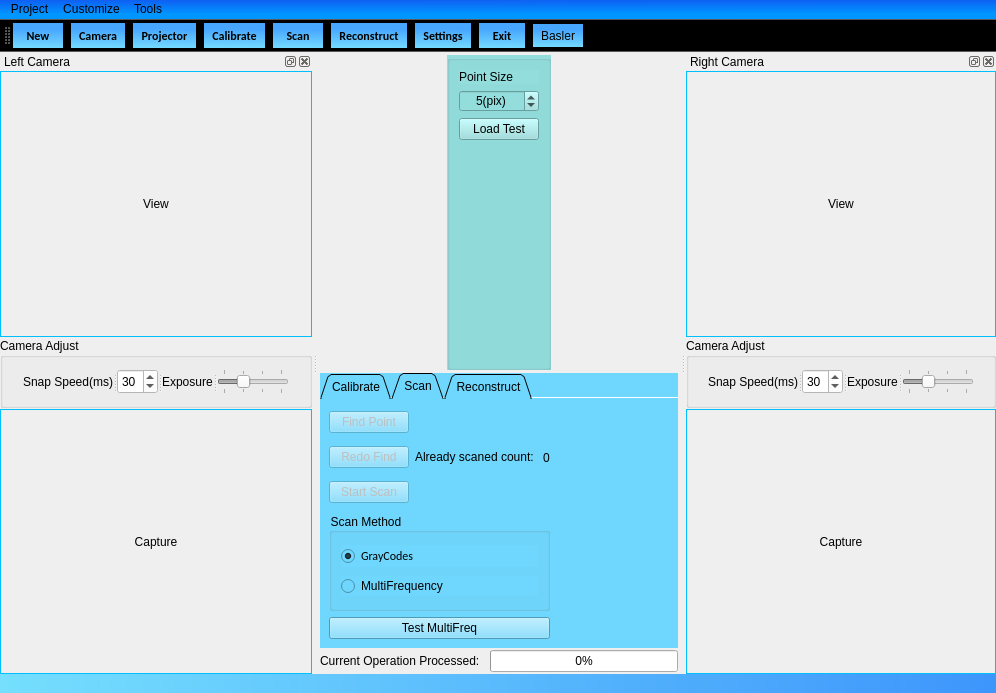
Old version of the form Duke/mainwindow.ui in the repository DrawZeroPoint/Structure-Light-Reconstructor.
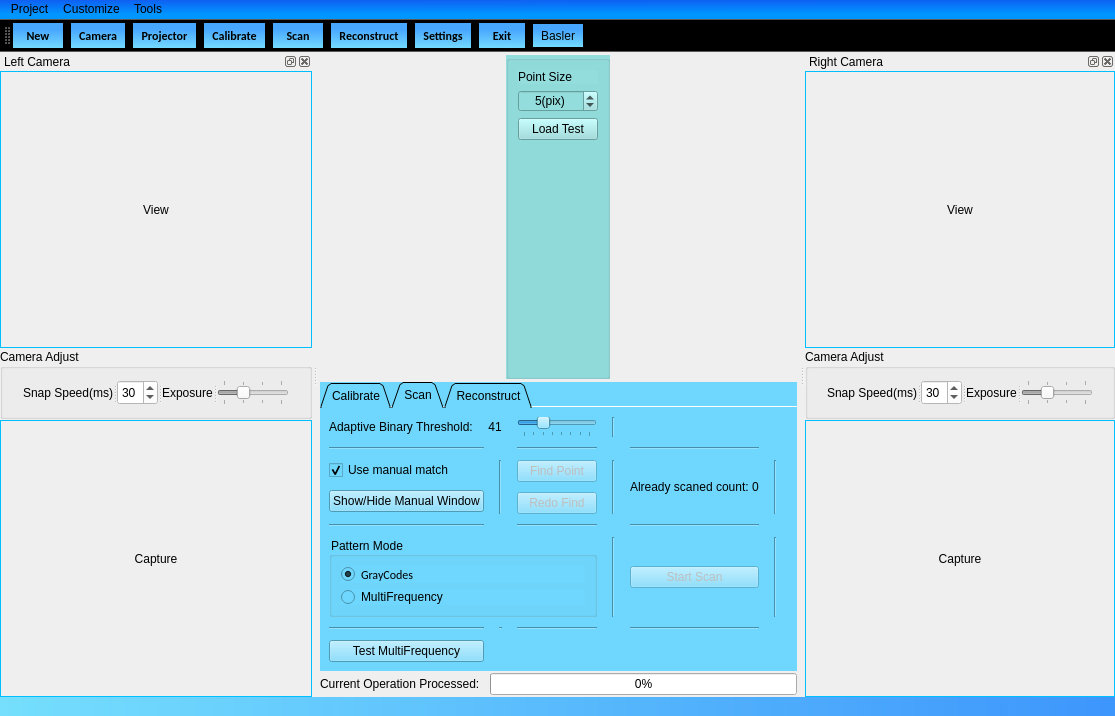
New version of the form. Icons and pictures are not drawn.

Commit message: Added Manual Match assistant

The edit to the form file:
```diff
--- a/Duke/mainwindow.ui
+++ b/Duke/mainwindow.ui
@@ -6,8 +6,8 @@
    <rect>
     <x>0</x>
     <y>0</y>
-    <width>996</width>
-    <height>693</height>
+    <width>1115</width>
+    <height>716</height>
    </rect>
   </property>
   <property name="windowTitle">
@@ -569,118 +569,34 @@
            <string>Scan</string>
           </attribute>
           <layout class="QGridLayout" name="gridLayout_15">
-           <item row="0" column="0">
-            <layout class="QVBoxLayout" name="verticalLayout_5">
-             <item>
-              <layout class="QHBoxLayout" name="horizontalLayout_3">
-               <item>
-                <layout class="QVBoxLayout" name="verticalLayout">
-                 <property name="spacing">
-                  <number>10</number>
-                 </property>
-                 <item>
-                  <widget class="QPushButton" name="findPointButton">
-                   <property name="enabled">
-                    <bool>false</bool>
-                   </property>
-                   <property name="text">
-                    <string>Find Point</string>
-                   </property>
-                  </widget>
-                 </item>
-                 <item>
-                  <widget class="QPushButton" name="reFindButton">
-                   <property name="enabled">
-                    <bool>false</bool>
-                   </property>
-                   <property name="text">
-                    <string>Redo Find</string>
-                   </property>
-                  </widget>
-                 </item>
-                 <item>
-                  <widget class="QPushButton" name="startScanButton">
-                   <property name="enabled">
-                    <bool>false</bool>
-                   </property>
-                   <property name="text">
-                    <string>Start Scan</string>
-                   </property>
-                  </widget>
-                 </item>
-                </layout>
-               </item>
-               <item>
-                <layout class="QHBoxLayout" name="horizontalLayout">
-                 <item>
-                  <widget class="QLabel" name="label_3">
-                   <property name="text">
-                    <string>&lt;html&gt;&lt;head/&gt;&lt;body&gt;&lt;p&gt;Already scaned count: &lt;/p&gt;&lt;/body&gt;&lt;/html&gt;</string>
-                   </property>
-                  </widget>
-                 </item>
-                 <item>
-                  <widget class="QLabel" name="scanSNLabel">
-                   <property name="text">
-                    <string>0</string>
-                   </property>
-                  </widget>
-                 </item>
-                </layout>
-               </item>
-              </layout>
-             </item>
-             <item>
-              <widget class="QGroupBox" name="groupBox_4">
-               <property name="title">
-                <string>Scan Method</string>
-               </property>
-               <layout class="QGridLayout" name="gridLayout_14">
-                <item row="0" column="0">
-                 <widget class="QRadioButton" name="useGray">
-                  <property name="font">
-                   <font>
-                    <family>Calibri</family>
-                    <pointsize>9</pointsize>
-                    <weight>50</weight>
-                    <italic>false</italic>
-                    <bold>false</bold>
-                   </font>
-                  </property>
-                  <property name="text">
-                   <string>GrayCodes</string>
-                  </property>
-                  <property name="checked">
-                   <bool>true</bool>
-                  </property>
-                 </widget>
-                </item>
-                <item row="1" column="0">
-                 <widget class="QRadioButton" name="useMultiFreq">
-                  <property name="text">
-                   <string>MultiFrequency</string>
-                  </property>
-                 </widget>
-                </item>
-               </layout>
-              </widget>
-             </item>
-             <item>
-              <widget class="QPushButton" name="multiFreqTest">
-               <property name="sizePolicy">
-                <sizepolicy hsizetype="Preferred" vsizetype="Fixed">
-                 <horstretch>0</horstretch>
-                 <verstretch>0</verstretch>
-                </sizepolicy>
-               </property>
-               <property name="text">
-                <string>Test MultiFreq</string>
-               </property>
-              </widget>
-             </item>
-            </layout>
+           <property name="horizontalSpacing">
+            <number>15</number>
+           </property>
+           <property name="verticalSpacing">
+            <number>10</number>
+           </property>
+           <item row="2" column="1">
+            <widget class="Line" name="line_3">
+             <property name="orientation">
+              <enum>Qt::Vertical</enum>
+             </property>
+            </widget>
            </item>
-           <item row="0" column="1">
+           <item row="3" column="2">
+            <widget class="Line" name="line_2">
+             <property name="orientation">
+              <enum>Qt::Horizontal</enum>
+             </property>
+            </widget>
+           </item>
+           <item row="3" column="4">
+            <widget class="Line" name="line_4">
+             <property name="orientation">
+              <enum>Qt::Horizontal</enum>
+             </property>
+            </widget>
+           </item>
+           <item row="0" column="4">
             <spacer name="horizontalSpacer_13">
              <property name="orientation">
               <enum>Qt::Horizontal</enum>
@@ -693,6 +609,316 @@
              </property>
             </spacer>
            </item>
+           <item row="6" column="0">
+            <widget class="QPushButton" name="multiFreqTest">
+             <property name="sizePolicy">
+              <sizepolicy hsizetype="Preferred" vsizetype="Fixed">
+               <horstretch>0</horstretch>
+               <verstretch>0</verstretch>
+              </sizepolicy>
+             </property>
+             <property name="text">
+              <string>Test MultiFrequency</string>
+             </property>
+            </widget>
+           </item>
+           <item row="0" column="0" colspan="3">
+            <layout class="QHBoxLayout" name="horizontalLayout_4">
+             <property name="spacing">
+              <number>15</number>
+             </property>
+             <item>
+              <widget class="QLabel" name="label_15">
+               <property name="text">
+                <string>&lt;html&gt;&lt;head/&gt;&lt;body&gt;&lt;p&gt;Adaptive Binary Threshold:&lt;/p&gt;&lt;/body&gt;&lt;/html&gt;</string>
+               </property>
+              </widget>
+             </item>
+             <item>
+              <widget class="QLabel" name="btvalue">
+               <property name="sizePolicy">
+                <sizepolicy hsizetype="Fixed" vsizetype="Preferred">
+                 <horstretch>0</horstretch>
+                 <verstretch>0</verstretch>
+                </sizepolicy>
+               </property>
+               <property name="text">
+                <string>41</string>
+               </property>
+               <property name="alignment">
+                <set>Qt::AlignCenter</set>
+               </property>
+              </widget>
+             </item>
+             <item>
+              <widget class="QSlider" name="binarySlider">
+               <property name="sizePolicy">
+                <sizepolicy hsizetype="Preferred" vsizetype="Fixed">
+                 <horstretch>0</horstretch>
+                 <verstretch>0</verstretch>
+                </sizepolicy>
+               </property>
+               <property name="minimum">
+                <number>21</number>
+               </property>
+               <property name="maximum">
+                <number>91</number>
+               </property>
+               <property name="singleStep">
+                <number>10</number>
+               </property>
+               <property name="sliderPosition">
+                <number>41</number>
+               </property>
+               <property name="tracking">
+                <bool>false</bool>
+               </property>
+               <property name="orientation">
+                <enum>Qt::Horizontal</enum>
+               </property>
+               <property name="tickPosition">
+                <enum>QSlider::TicksBelow</enum>
+               </property>
+              </widget>
+             </item>
+            </layout>
+           </item>
+           <item row="4" column="0" colspan="3">
+            <widget class="QGroupBox" name="groupBox_4">
+             <property name="title">
+              <string>Pattern Mode</string>
+             </property>
+             <layout class="QGridLayout" name="gridLayout_14">
+              <item row="0" column="0">
+               <widget class="QRadioButton" name="useGray">
+                <property name="font">
+                 <font>
+                  <family>Calibri</family>
+                  <pointsize>9</pointsize>
+                  <weight>50</weight>
+                  <italic>false</italic>
+                  <bold>false</bold>
+                 </font>
+                </property>
+                <property name="text">
+                 <string>GrayCodes</string>
+                </property>
+                <property name="checked">
+                 <bool>true</bool>
+                </property>
+               </widget>
+              </item>
+              <item row="1" column="0">
+               <widget class="QRadioButton" name="useMultiFreq">
+                <property name="text">
+                 <string>MultiFrequency</string>
+                </property>
+               </widget>
+              </item>
+             </layout>
+            </widget>
+           </item>
+           <item row="2" column="0">
+            <layout class="QVBoxLayout" name="verticalLayout_5">
+             <property name="spacing">
+              <number>10</number>
+             </property>
+             <item>
+              <widget class="QCheckBox" name="matchAssistant">
+               <property name="text">
+                <string>Use manual match</string>
+               </property>
+               <property name="checked">
+                <bool>true</bool>
+               </property>
+              </widget>
+             </item>
+             <item>
+              <widget class="QPushButton" name="manualWindow">
+               <property name="text">
+                <string>Show/Hide Manual Window</string>
+               </property>
+              </widget>
+             </item>
+            </layout>
+           </item>
+           <item row="2" column="4">
+            <layout class="QHBoxLayout" name="horizontalLayout">
+             <item>
+              <widget class="QLabel" name="label_3">
+               <property name="text">
+                <string>&lt;html&gt;&lt;head/&gt;&lt;body&gt;&lt;p&gt;Already scaned count: &lt;/p&gt;&lt;/body&gt;&lt;/html&gt;</string>
+               </property>
+              </widget>
+             </item>
+             <item>
+              <widget class="QLabel" name="scanSNLabel">
+               <property name="text">
+                <string>0</string>
+               </property>
+              </widget>
+             </item>
+            </layout>
+           </item>
+           <item row="1" column="2">
+            <widget class="Line" name="line_5">
+             <property name="orientation">
+              <enum>Qt::Horizontal</enum>
+             </property>
+            </widget>
+           </item>
+           <item row="2" column="2">
+            <layout class="QVBoxLayout" name="verticalLayout">
+             <property name="spacing">
+              <number>10</number>
+             </property>
+             <item>
+              <widget class="QPushButton" name="findPointButton">
+               <property name="enabled">
+                <bool>false</bool>
+               </property>
+               <property name="sizePolicy">
+                <sizepolicy hsizetype="Preferred" vsizetype="Fixed">
+                 <horstretch>0</horstretch>
+                 <verstretch>0</verstretch>
+                </sizepolicy>
+               </property>
+               <property name="text">
+                <string>Find Point</string>
+               </property>
+              </widget>
+             </item>
+             <item>
+              <widget class="QPushButton" name="reFindButton">
+               <property name="enabled">
+                <bool>false</bool>
+               </property>
+               <property name="sizePolicy">
+                <sizepolicy hsizetype="Preferred" vsizetype="Fixed">
+                 <horstretch>0</horstretch>
+                 <verstretch>0</verstretch>
+                </sizepolicy>
+               </property>
+               <property name="text">
+                <string>Redo Find</string>
+               </property>
+              </widget>
+             </item>
+            </layout>
+           </item>
+           <item row="1" column="0">
+            <widget class="Line" name="line_6">
+             <property name="orientation">
+              <enum>Qt::Horizontal</enum>
+             </property>
+            </widget>
+           </item>
+           <item row="3" column="0">
+            <widget class="Line" name="line">
+             <property name="orientation">
+              <enum>Qt::Horizontal</enum>
+             </property>
+            </widget>
+           </item>
+           <item row="1" column="4">
+            <widget class="Line" name="line_7">
+             <property name="orientation">
+              <enum>Qt::Horizontal</enum>
+             </property>
+            </widget>
+           </item>
+           <item row="4" column="4">
+            <widget class="QPushButton" name="startScanButton">
+             <property name="enabled">
+              <bool>false</bool>
+             </property>
+             <property name="sizePolicy">
+              <sizepolicy hsizetype="Preferred" vsizetype="Fixed">
+               <horstretch>0</horstretch>
+               <verstretch>0</verstretch>
+              </sizepolicy>
+             </property>
+             <property name="text">
+              <string>Start Scan</string>
+             </property>
+            </widget>
+           </item>
+           <item row="2" column="6">
+            <spacer name="horizontalSpacer_14">
+             <property name="orientation">
+              <enum>Qt::Horizontal</enum>
+             </property>
+             <property name="sizeHint" stdset="0">
+              <size>
+               <width>40</width>
+               <height>20</height>
+              </size>
+             </property>
+            </spacer>
+           </item>
+           <item row="4" column="3">
+            <widget class="Line" name="line_9">
+             <property name="orientation">
+              <enum>Qt::Vertical</enum>
+             </property>
+            </widget>
+           </item>
+           <item row="2" column="3">
+            <widget class="Line" name="line_8">
+             <property name="orientation">
+              <enum>Qt::Vertical</enum>
+             </property>
+            </widget>
+           </item>
+           <item row="5" column="4">
+            <widget class="Line" name="line_10">
+             <property name="orientation">
+              <enum>Qt::Horizontal</enum>
+             </property>
+            </widget>
+           </item>
+           <item row="5" column="2">
+            <widget class="Line" name="line_11">
+             <property name="orientation">
+              <enum>Qt::Horizontal</enum>
+             </property>
+            </widget>
+           </item>
+           <item row="5" column="0">
+            <widget class="Line" name="line_12">
+             <property name="orientation">
+              <enum>Qt::Horizontal</enum>
+             </property>
+            </widget>
+           </item>
+           <item row="5" column="1">
+            <widget class="Line" name="line_13">
+             <property name="orientation">
+              <enum>Qt::Horizontal</enum>
+             </property>
+            </widget>
+           </item>
+           <item row="2" column="5">
+            <widget class="Line" name="line_15">
+             <property name="orientation">
+              <enum>Qt::Vertical</enum>
+             </property>
+            </widget>
+           </item>
+           <item row="4" column="5">
+            <widget class="Line" name="line_14">
+             <property name="orientation">
+              <enum>Qt::Vertical</enum>
+             </property>
+            </widget>
+           </item>
+           <item row="0" column="3">
+            <widget class="Line" name="line_16">
+             <property name="orientation">
+              <enum>Qt::Vertical</enum>
+             </property>
+            </widget>
+           </item>
           </layout>
          </widget>
          <widget class="QWidget" name="tab_3">
@@ -760,7 +986,7 @@
     <rect>
      <x>0</x>
      <y>0</y>
-     <width>996</width>
+     <width>1115</width>
      <height>23</height>
     </rect>
    </property>
```
Left out of the diff: 16 changed lines with no effect on the pictures. The commit also changes 13 other files.
